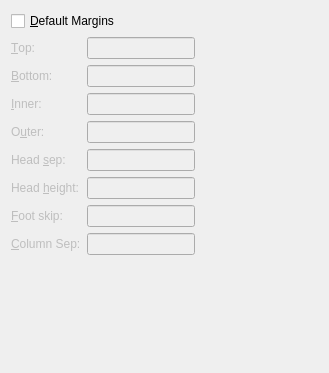
This is src/frontends/qt4/ui/MarginsUi.ui in cburschka/lyx as Qt 5 draws it before an edit. The edited form follows.
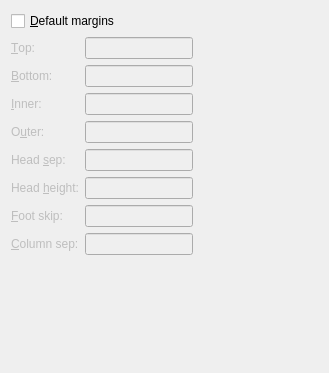
This is the edited form. Custom widgets are drawn as their Qt base class.

What changed in the file:
```diff
--- a/src/frontends/qt4/ui/MarginsUi.ui
+++ b/src/frontends/qt4/ui/MarginsUi.ui
@@ -28,7 +28,7 @@
       <string>Use the margin settings provided by the document class</string>
      </property>
      <property name="text" >
-      <string>&amp;Default Margins</string>
+      <string>&amp;Default margins</string>
      </property>
     </widget>
    </item>
@@ -177,7 +177,7 @@
           <bool>false</bool>
          </property>
          <property name="text" >
-          <string>&amp;Column Sep:</string>
+          <string>&amp;Column sep:</string>
          </property>
          <property name="buddy" >
           <cstring>columnsepLE</cstring>
```
